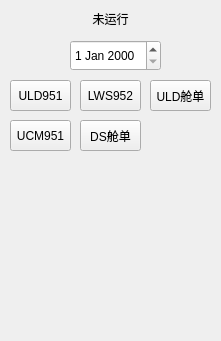
This is Interface/MS.ui in liuym5/MS as Qt 5 draws it before an edit. The edited form follows.
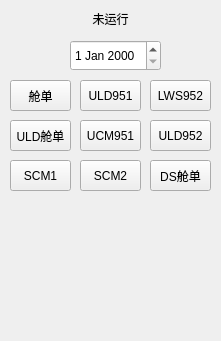
This is the edited form.

Commit message: 2404150951开始弄舱单功能

What changed in the file:
```diff
--- a/Interface/MS.ui
+++ b/Interface/MS.ui
@@ -57,8 +57,8 @@
   <widget class="QPushButton" name="ULDMnfstBtn">
    <property name="geometry">
     <rect>
-     <x>150</x>
-     <y>80</y>
+     <x>10</x>
+     <y>120</y>
      <width>61</width>
      <height>31</height>
     </rect>
@@ -70,8 +70,8 @@
   <widget class="QPushButton" name="DSMnfstBtn">
    <property name="geometry">
     <rect>
-     <x>80</x>
-     <y>120</y>
+     <x>150</x>
+     <y>160</y>
      <width>61</width>
      <height>31</height>
     </rect>
@@ -83,7 +83,7 @@
   <widget class="QPushButton" name="ULD951Btn">
    <property name="geometry">
     <rect>
-     <x>10</x>
+     <x>80</x>
      <y>80</y>
      <width>61</width>
      <height>31</height>
@@ -96,7 +96,7 @@
   <widget class="QPushButton" name="LWS952Btn">
    <property name="geometry">
     <rect>
-     <x>80</x>
+     <x>150</x>
      <y>80</y>
      <width>61</width>
      <height>31</height>
@@ -109,7 +109,7 @@
   <widget class="QPushButton" name="UCM951Btn">
    <property name="geometry">
     <rect>
-     <x>10</x>
+     <x>80</x>
      <y>120</y>
      <width>61</width>
      <height>31</height>
@@ -119,6 +119,58 @@
     <string>UCM951</string>
    </property>
   </widget>
+  <widget class="QPushButton" name="ULD952Btn">
+   <property name="geometry">
+    <rect>
+     <x>150</x>
+     <y>120</y>
+     <width>61</width>
+     <height>31</height>
+    </rect>
+   </property>
+   <property name="text">
+    <string>ULD952</string>
+   </property>
+  </widget>
+  <widget class="QPushButton" name="SCM1Btn">
+   <property name="geometry">
+    <rect>
+     <x>10</x>
+     <y>160</y>
+     <width>61</width>
+     <height>31</height>
+    </rect>
+   </property>
+   <property name="text">
+    <string>SCM1</string>
+   </property>
+  </widget>
+  <widget class="QPushButton" name="SCM2Btn">
+   <property name="geometry">
+    <rect>
+     <x>80</x>
+     <y>160</y>
+     <width>61</width>
+     <height>31</height>
+    </rect>
+   </property>
+   <property name="text">
+    <string>SCM2</string>
+   </property>
+  </widget>
+  <widget class="QPushButton" name="MnfstBtn">
+   <property name="geometry">
+    <rect>
+     <x>10</x>
+     <y>80</y>
+     <width>61</width>
+     <height>31</height>
+    </rect>
+   </property>
+   <property name="text">
+    <string>舱单</string>
+   </property>
+  </widget>
  </widget>
  <resources/>
  <connections/>
```
The commit also changes 20 other files.
